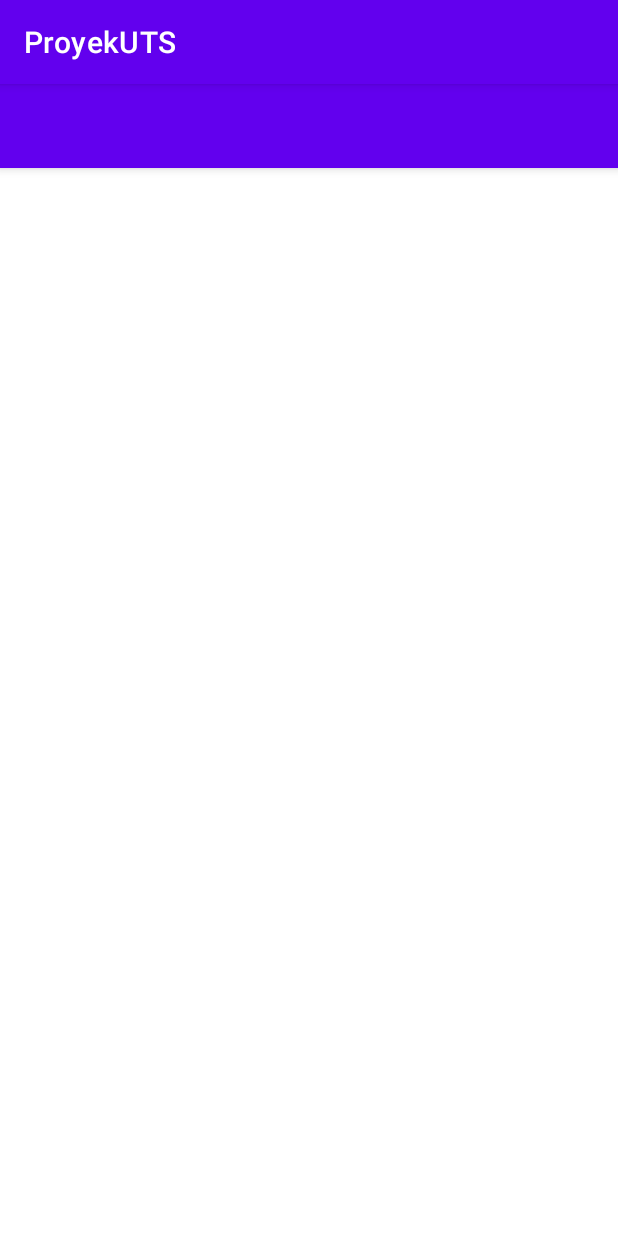
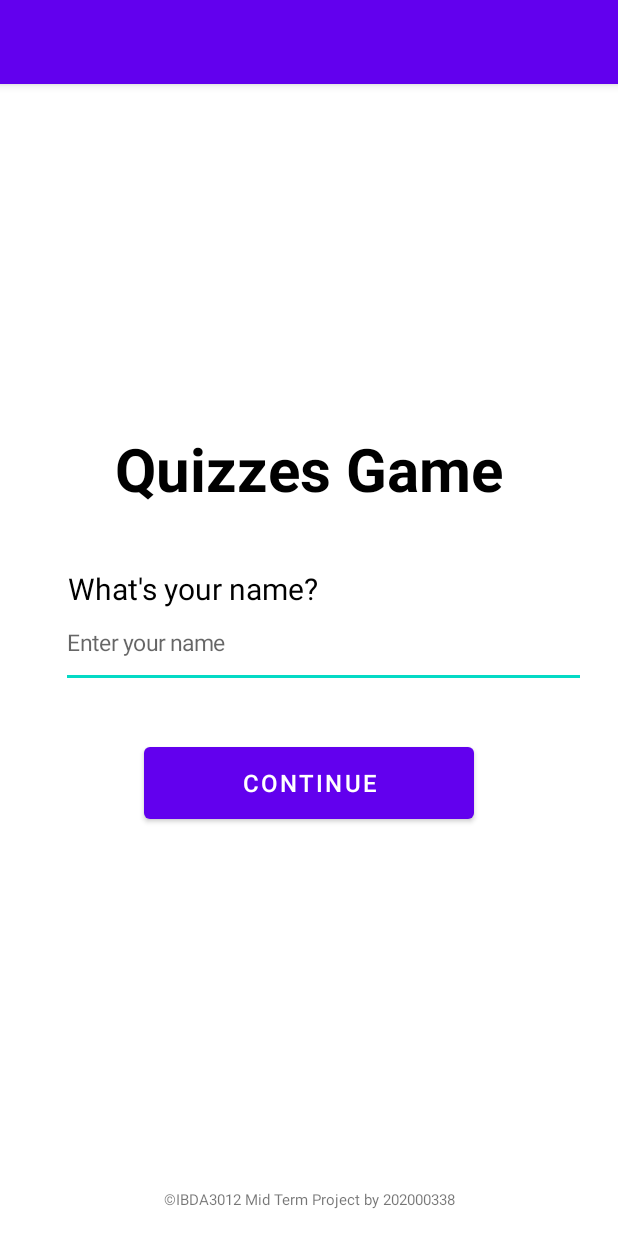
Before and after one commit to victorchendra02/IBDA3012-Simple-Android-Game-UTS, an Android app: the screen it shows after launch (MainActivity), on a phone screen of 412 x 824 dp. Run offline under Robolectric (Android 15) with nearby library versions, the phone set to English and light mode, and no system bars; libraries missing offline, so code that uses them is left out: id.ac.ibda.

Commit message:
Index Fragment

```diff
--- a/app/src/main/res/layout/activity_main.xml
+++ b/app/src/main/res/layout/activity_main.xml
@@ -22,10 +22,17 @@
             style="@style/Widget.MaterialComponents.Toolbar.Primary"
             />
 
+        <!--  FragmentContainer  -->
+        <androidx.fragment.app.FragmentContainerView
+            android:id="@+id/nav_host_fragment"
 
+            android:layout_width="match_parent"
+            android:layout_height="0dp"
+            android:layout_weight="1"
 
-
-
+            android:name="androidx.navigation.fragment.NavHostFragment"
+            app:navGraph="@navigation/nav_graph"
+            />
     </LinearLayout>
 
 
--- a/app/src/main/res/layout/fragment_index.xml
+++ b/app/src/main/res/layout/fragment_index.xml
@@ -1,14 +1,107 @@
 <?xml version="1.0" encoding="utf-8"?>
-<FrameLayout xmlns:android="http://schemas.android.com/apk/res/android"
+<androidx.constraintlayout.widget.ConstraintLayout xmlns:android="http://schemas.android.com/apk/res/android"
+    xmlns:app="http://schemas.android.com/apk/res-auto"
     xmlns:tools="http://schemas.android.com/tools"
     android:layout_width="match_parent"
     android:layout_height="match_parent"
     tools:context=".IndexFragment">
 
-    <!-- TODO: Update blank fragment layout -->
     <TextView
-        android:layout_width="match_parent"
-        android:layout_height="match_parent"
-        android:text="@string/hello_blank_fragment" />
+        android:id="@+id/textView"
 
-</FrameLayout>
+        android:layout_width="wrap_content"
+        android:layout_height="wrap_content"
+
+        android:text="Quizzes Game"
+        android:textColor="#000000"
+        android:textSize="40sp"
+        android:textStyle="bold"
+
+        app:layout_constraintBottom_toBottomOf="parent"
+        app:layout_constraintEnd_toEndOf="parent"
+        app:layout_constraintHorizontal_bias="0.5"
+        app:layout_constraintStart_toStartOf="parent"
+        app:layout_constraintTop_toTopOf="parent"
+        app:layout_constraintVertical_bias="0.321" />
+
+    <EditText
+        android:id="@+id/playerName"
+
+        android:layout_width="350dp"
+        android:layout_height="60dp"
+
+        android:ems="10"
+        android:hint="@string/EnterName"
+        android:inputType="textPersonName"
+
+        app:layout_constraintBottom_toBottomOf="parent"
+        app:layout_constraintEnd_toEndOf="parent"
+        app:layout_constraintHorizontal_bias="0.655"
+        app:layout_constraintStart_toStartOf="parent"
+        app:layout_constraintTop_toTopOf="parent"
+        app:layout_constraintVertical_bias="0.484" />
+
+    <TextView
+        android:id="@+id/textView2"
+
+        android:layout_width="wrap_content"
+        android:layout_height="wrap_content"
+
+        android:text="What's your name?"
+        android:textColor="#000000"
+        android:textSize="20sp"
+
+        app:layout_constraintBottom_toBottomOf="parent"
+        app:layout_constraintEnd_toEndOf="parent"
+        app:layout_constraintHorizontal_bias="0.185"
+        app:layout_constraintStart_toStartOf="parent"
+        app:layout_constraintTop_toTopOf="parent"
+        app:layout_constraintVertical_bias="0.436" />
+
+    <Button
+        android:id="@+id/button"
+
+        android:layout_width="220dp"
+        android:layout_height="60dp"
+
+        android:text="Continue"
+        android:textSize="16sp"
+
+        app:layout_constraintBottom_toBottomOf="parent"
+        app:layout_constraintEnd_toEndOf="parent"
+        app:layout_constraintHorizontal_bias="0.5"
+        app:layout_constraintStart_toStartOf="parent"
+        app:layout_constraintTop_toTopOf="parent"
+        app:layout_constraintVertical_bias="0.616" />
+
+    <TextView
+        android:id="@+id/textView3"
+
+        android:layout_width="wrap_content"
+        android:layout_height="wrap_content"
+
+        android:text="©IBDA3012 Mid Term Project by 202000338"
+        android:textSize="10sp"
+
+        app:layout_constraintBottom_toBottomOf="parent"
+        app:layout_constraintEnd_toEndOf="parent"
+        app:layout_constraintHorizontal_bias="0.5"
+        app:layout_constraintStart_toStartOf="parent"
+        app:layout_constraintTop_toTopOf="parent"
+        app:layout_constraintVertical_bias="0.977" />
+
+    <androidx.constraintlayout.widget.Guideline
+        android:id="@+id/guideline1"
+        android:layout_width="wrap_content"
+        android:layout_height="wrap_content"
+        android:orientation="vertical"
+        app:layout_constraintGuide_percent="0.5" />
+
+    <androidx.constraintlayout.widget.Guideline
+        android:id="@+id/guideline2"
+        android:layout_width="wrap_content"
+        android:layout_height="wrap_content"
+        android:orientation="horizontal"
+        app:layout_constraintGuide_percent="0.5" />
+
+</androidx.constraintlayout.widget.ConstraintLayout>
--- /dev/null
+++ b/app/src/main/res/navigation/nav_graph.xml
@@ -0,0 +1,15 @@
+<?xml version="1.0" encoding="utf-8"?>
+<navigation
+    xmlns:android="http://schemas.android.com/apk/res/android"
+    xmlns:app="http://schemas.android.com/apk/res-auto"
+    xmlns:tools="http://schemas.android.com/tools"
+    android:id="@+id/nav_graph"
+
+    app:startDestination="@id/indexFragment">
+
+    <fragment
+        android:id="@+id/indexFragment"
+        android:name="id.ac.ibda.pads.proyekuts.IndexFragment"
+        android:label="fragment_index"
+        tools:layout="@layout/fragment_index" />
+</navigation>
--- a/app/src/main/res/values-night/themes.xml
+++ b/app/src/main/res/values-night/themes.xml
@@ -1,6 +1,6 @@
 <resources xmlns:tools="http://schemas.android.com/tools">
     <!-- Base application theme. -->
-    <style name="Theme.ProyekUTS" parent="Theme.MaterialComponents.DayNight.DarkActionBar">
+    <style name="Theme.ProyekUTS" parent="Theme.MaterialComponents.Light.NoActionBar">
         <!-- Primary brand color. -->
         <item name="colorPrimary">@color/purple_200</item>
         <item name="colorPrimaryVariant">@color/purple_700</item>
@@ -12,5 +12,8 @@
         <!-- Status bar color. -->
         <item name="android:statusBarColor">?attr/colorPrimaryVariant</item>
         <!-- Customize your theme here. -->
+
+        <!--  Disable Dark  -->
+        <item name="android:forceDarkAllowed" tools:targetApi="q">false</item>
     </style>
 </resources>
--- a/app/src/main/res/values/strings.xml
+++ b/app/src/main/res/values/strings.xml
@@ -1,5 +1,8 @@
 <resources>
-    <string name="app_name">ProyekUTS</string>
+    <string name="app_name">Quiz Game [202000338]</string>
+
     <!-- TODO: Remove or change this placeholder text -->
     <string name="hello_blank_fragment">Hello blank fragment</string>
+
+    <string name="EnterName"><font size="15">Enter your name</font></string>
 </resources>
--- a/app/src/main/res/values/themes.xml
+++ b/app/src/main/res/values/themes.xml
@@ -1,6 +1,6 @@
 <resources xmlns:tools="http://schemas.android.com/tools">
     <!-- Base application theme. -->
-    <style name="Theme.ProyekUTS" parent="Theme.MaterialComponents.DayNight.DarkActionBar">
+    <style name="Theme.ProyekUTS" parent="Theme.MaterialComponents.DayNight.NoActionBar">
         <!-- Primary brand color. -->
         <item name="colorPrimary">@color/purple_500</item>
         <item name="colorPrimaryVariant">@color/purple_700</item>
```
